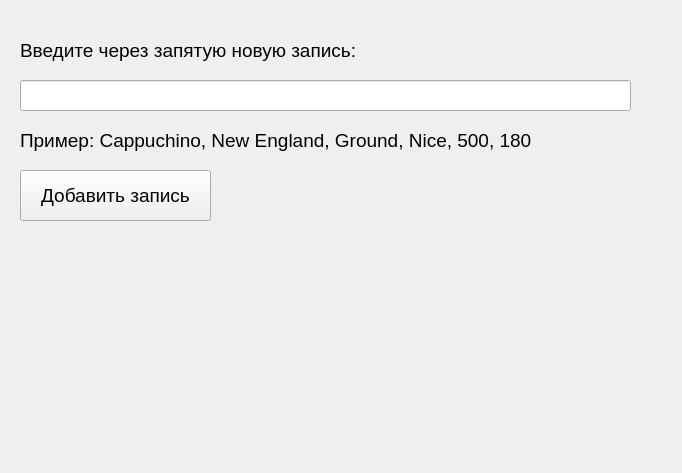
Above: addEditCoffeeForm.ui from Argorp/Coffe before the change. Below: the same form after it.
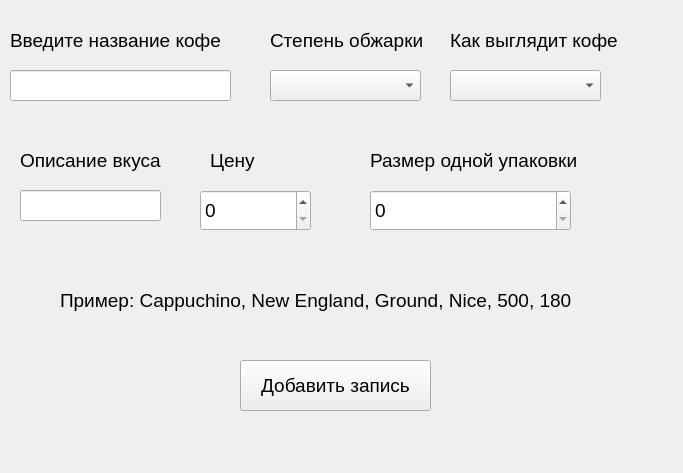
That is the form after the change.

Commit message: Глобальные изменения в форме по добавлению, всё ещё есть ошибка near "of": syntax error

Diff of the .ui file:
```diff
--- a/addEditCoffeeForm.ui
+++ b/addEditCoffeeForm.ui
@@ -6,7 +6,7 @@
    <rect>
     <x>0</x>
     <y>0</y>
-    <width>682</width>
+    <width>683</width>
     <height>473</height>
    </rect>
   </property>
@@ -16,9 +16,9 @@
   <widget class="QLabel" name="label">
    <property name="geometry">
     <rect>
-     <x>20</x>
-     <y>30</y>
-     <width>351</width>
+     <x>10</x>
+     <y>20</y>
+     <width>221</width>
      <height>41</height>
     </rect>
    </property>
@@ -28,15 +28,15 @@
     </font>
    </property>
    <property name="text">
-    <string>Введите через запятую новую запись:</string>
+    <string>Введите название кофе</string>
    </property>
   </widget>
   <widget class="QLineEdit" name="lineEdit">
    <property name="geometry">
     <rect>
-     <x>20</x>
-     <y>80</y>
-     <width>611</width>
+     <x>10</x>
+     <y>70</y>
+     <width>221</width>
      <height>31</height>
     </rect>
    </property>
@@ -44,9 +44,9 @@
   <widget class="QLabel" name="label_2">
    <property name="geometry">
     <rect>
-     <x>20</x>
-     <y>120</y>
-     <width>531</width>
+     <x>60</x>
+     <y>280</y>
+     <width>521</width>
      <height>41</height>
     </rect>
    </property>
@@ -62,8 +62,8 @@
   <widget class="QPushButton" name="pushButton">
    <property name="geometry">
     <rect>
-     <x>20</x>
-     <y>170</y>
+     <x>240</x>
+     <y>360</y>
      <width>191</width>
      <height>51</height>
     </rect>
@@ -77,6 +77,162 @@
     <string>Добавить запись</string>
    </property>
   </widget>
+  <widget class="QComboBox" name="Degreeofroast">
+   <property name="geometry">
+    <rect>
+     <x>270</x>
+     <y>70</y>
+     <width>151</width>
+     <height>31</height>
+    </rect>
+   </property>
+  </widget>
+  <widget class="QComboBox" name="Var">
+   <property name="geometry">
+    <rect>
+     <x>450</x>
+     <y>70</y>
+     <width>151</width>
+     <height>31</height>
+    </rect>
+   </property>
+  </widget>
+  <widget class="QLineEdit" name="Description">
+   <property name="geometry">
+    <rect>
+     <x>20</x>
+     <y>190</y>
+     <width>141</width>
+     <height>31</height>
+    </rect>
+   </property>
+  </widget>
+  <widget class="QLabel" name="label_3">
+   <property name="geometry">
+    <rect>
+     <x>270</x>
+     <y>20</y>
+     <width>161</width>
+     <height>41</height>
+    </rect>
+   </property>
+   <property name="font">
+    <font>
+     <pointsize>14</pointsize>
+    </font>
+   </property>
+   <property name="text">
+    <string>Степень обжарки</string>
+   </property>
+  </widget>
+  <widget class="QLabel" name="label_4">
+   <property name="geometry">
+    <rect>
+     <x>450</x>
+     <y>20</y>
+     <width>171</width>
+     <height>41</height>
+    </rect>
+   </property>
+   <property name="font">
+    <font>
+     <pointsize>14</pointsize>
+    </font>
+   </property>
+   <property name="text">
+    <string>Как выглядит кофе</string>
+   </property>
+  </widget>
+  <widget class="QLabel" name="label_5">
+   <property name="geometry">
+    <rect>
+     <x>20</x>
+     <y>140</y>
+     <width>151</width>
+     <height>41</height>
+    </rect>
+   </property>
+   <property name="font">
+    <font>
+     <pointsize>14</pointsize>
+    </font>
+   </property>
+   <property name="text">
+    <string>Описание вкуса</string>
+   </property>
+  </widget>
+  <widget class="QLabel" name="label_6">
+   <property name="geometry">
+    <rect>
+     <x>210</x>
+     <y>140</y>
+     <width>101</width>
+     <height>41</height>
+    </rect>
+   </property>
+   <property name="font">
+    <font>
+     <pointsize>14</pointsize>
+    </font>
+   </property>
+   <property name="text">
+    <string>Цену</string>
+   </property>
+  </widget>
+  <widget class="QLabel" name="label_7">
+   <property name="geometry">
+    <rect>
+     <x>370</x>
+     <y>140</y>
+     <width>211</width>
+     <height>41</height>
+    </rect>
+   </property>
+   <property name="font">
+    <font>
+     <pointsize>14</pointsize>
+    </font>
+   </property>
+   <property name="text">
+    <string>Размер одной упаковки</string>
+   </property>
+  </widget>
+  <widget class="QSpinBox" name="cost">
+   <property name="geometry">
+    <rect>
+     <x>200</x>
+     <y>190</y>
+     <width>111</width>
+     <height>41</height>
+    </rect>
+   </property>
+   <property name="font">
+    <font>
+     <pointsize>14</pointsize>
+    </font>
+   </property>
+   <property name="maximum">
+    <number>1000000</number>
+   </property>
+  </widget>
+  <widget class="QSpinBox" name="Size">
+   <property name="geometry">
+    <rect>
+     <x>370</x>
+     <y>190</y>
+     <width>201</width>
+     <height>41</height>
+    </rect>
+   </property>
+   <property name="font">
+    <font>
+     <pointsize>14</pointsize>
+    </font>
+   </property>
+   <property name="maximum">
+    <number>1000000</number>
+   </property>
+  </widget>
  </widget>
  <resources/>
  <connections/>
```
Left out of the diff: 2 changed lines with no effect on the pictures. The commit also changes 4 other files.
